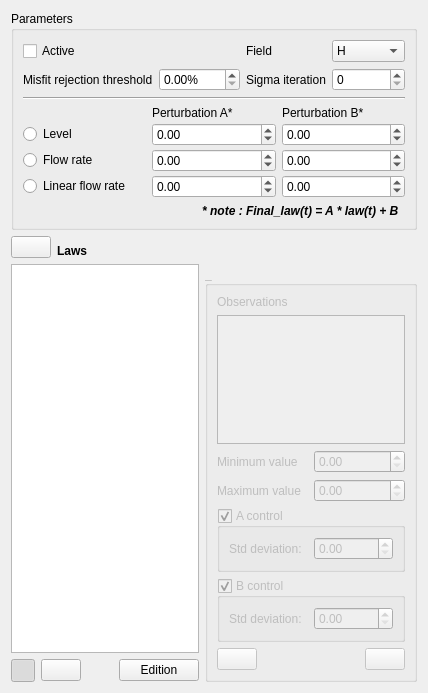
Artelia/Mascaret, file Mascaret/ui/ui_assimilation_law.ui: the form before one commit.
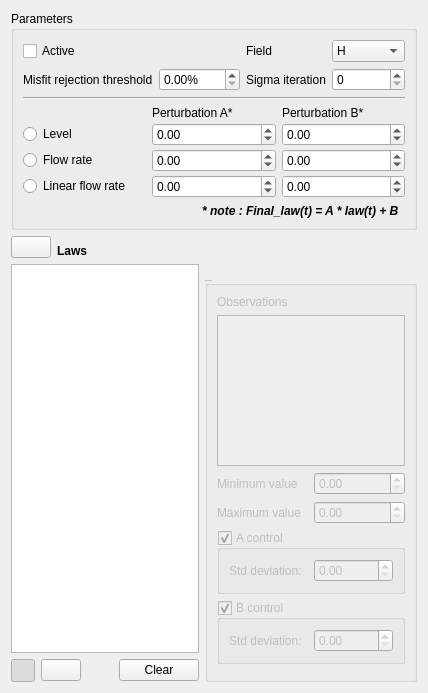
The form after the commit. Icons and pictures are not drawn.

Commit message:
Fixe Security, fixe bug, upgrade assimilation menu
- fixe CWE-89:
   First
   folder_structure
   WQ
   Score
   lib
- delete edition button of assimilation menu
- Add zoom observation
-Optimized observations display
-Prevent duplicate schema imports when the schema is already loaded
- fixe bug wq
- fixe QT6 (listing view)

```diff
--- a/Mascaret/ui/ui_assimilation_law.ui
+++ b/Mascaret/ui/ui_assimilation_law.ui
@@ -367,11 +367,7 @@
             <item>
              <widget class="QPushButton" name="bt_edit_law">
               <property name="text">
-               <string>Edition</string>
-              </property>
-              <property name="icon">
-               <iconset>
-                <normaloff>:/plugins/Mascaret/icones/mActionToggleEditing.png</normaloff>:/plugins/Mascaret/icones/mActionToggleEditing.png</iconset>
+               <string>Clear</string>
               </property>
              </widget>
             </item>
@@ -514,45 +510,6 @@
                <property name="bottomMargin">
                 <number>0</number>
                </property>
-               <item>
-                <widget class="QPushButton" name="bt_cancel_law">
-                 <property name="toolTip">
-                  <string>Cancel</string>
-                 </property>
-                 <property name="iconSize">
-                  <size>
-                   <width>20</width>
-                   <height>20</height>
-                  </size>
-                 </property>
-                </widget>
-               </item>
-               <item>
-                <spacer name="horizontalSpacer_4">
-                 <property name="orientation">
-                  <enum>Qt::Horizontal</enum>
-                 </property>
-                 <property name="sizeHint" stdset="0">
-                  <size>
-                   <width>40</width>
-                   <height>20</height>
-                  </size>
-                 </property>
-                </spacer>
-               </item>
-               <item>
-                <widget class="QPushButton" name="bt_valid_law">
-                 <property name="toolTip">
-                  <string>Save</string>
-                 </property>
-                 <property name="iconSize">
-                  <size>
-                   <width>20</width>
-                   <height>20</height>
-                  </size>
-                 </property>
-                </widget>
-               </item>
               </layout>
              </widget>
             </item>
```
Left out of the diff: 2 changed lines with no effect on the pictures. The commit also changes 130 other files.
